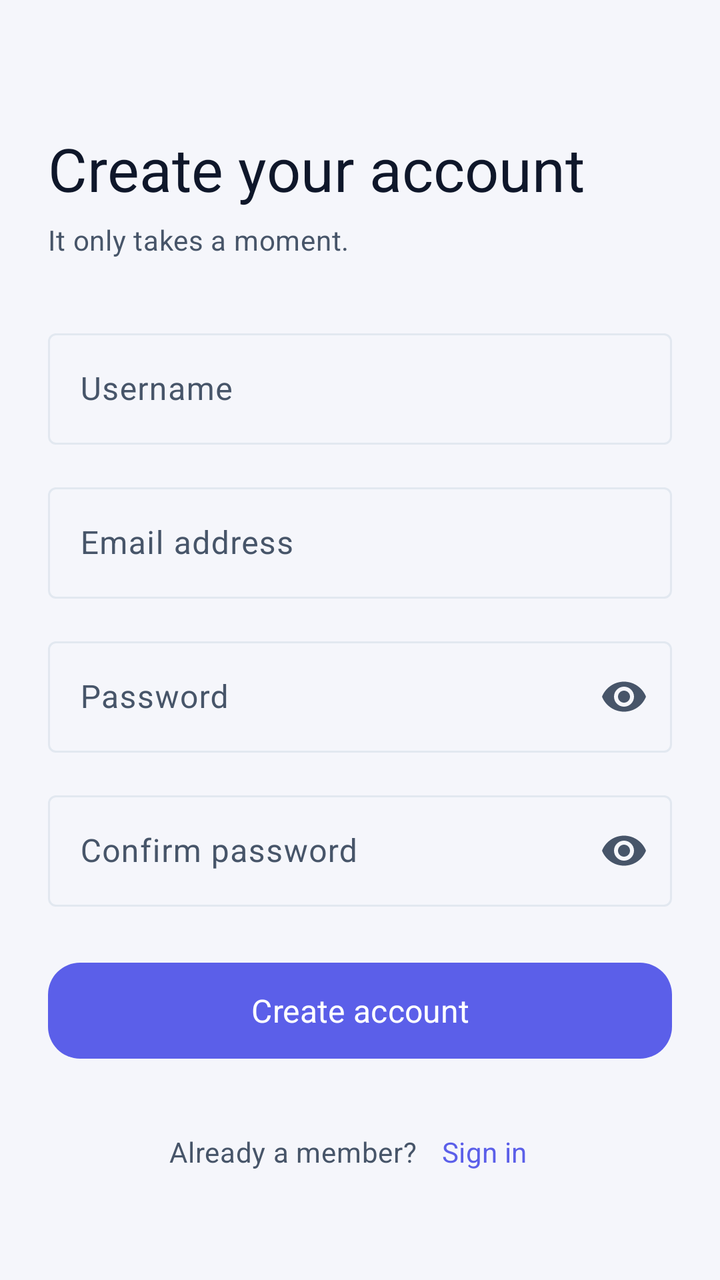
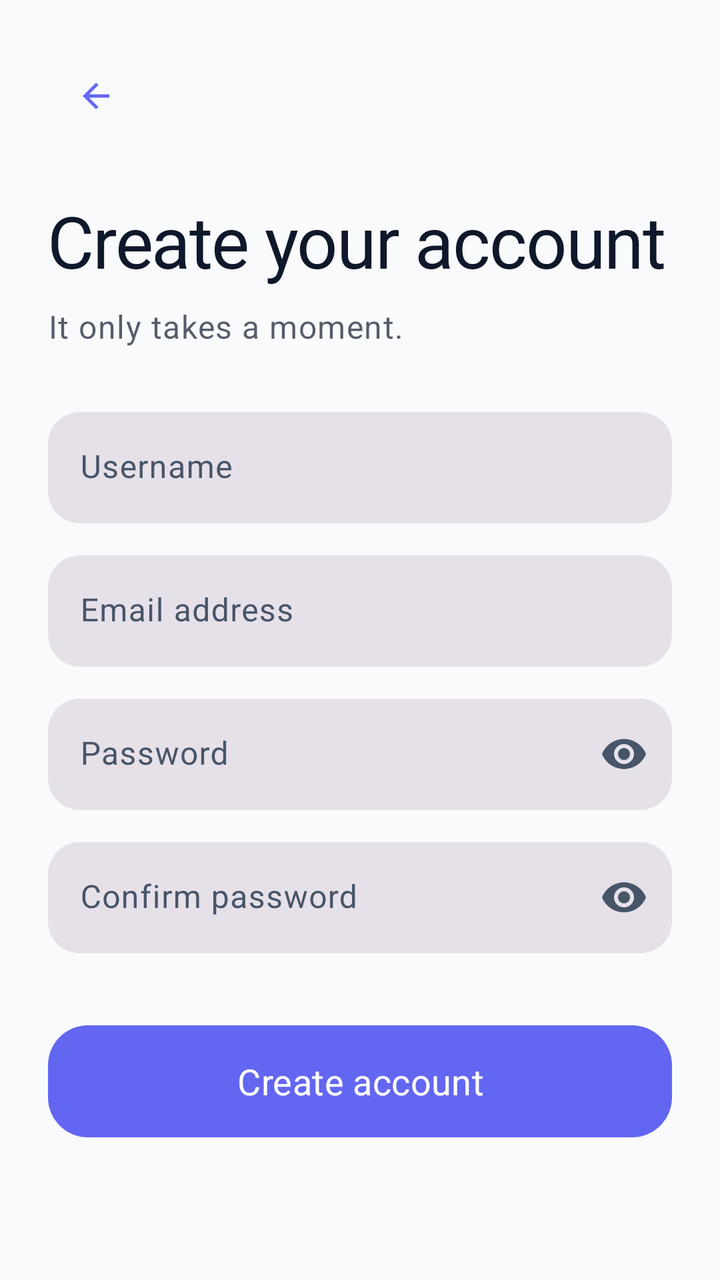

Screens rendered from an Android XML layout before and after an edit, with the pre-edit source and the edit as a unified diff.
<!-- AndroidManifest.xml: application theme Theme.MiniBookLibrary -->
<!-- res/layout/fragment_register.xml -->
<?xml version="1.0" encoding="utf-8"?>
<androidx.core.widget.NestedScrollView
    xmlns:android="http://schemas.android.com/apk/res/android"
    xmlns:app="http://schemas.android.com/apk/res-auto"
    android:layout_width="match_parent"
    android:layout_height="match_parent"
    android:background="?android:colorBackground"
    android:fillViewport="true">

    <androidx.constraintlayout.widget.ConstraintLayout
        android:layout_width="match_parent"
        android:layout_height="match_parent"
        android:padding="24dp">

        <TextView
            android:id="@+id/title"
            style="@style/TextAppearance.MiniBookLibrary.Display"
            android:layout_width="0dp"
            android:layout_height="wrap_content"
            android:layout_marginTop="40dp"
            android:text="@string/register_title"
            android:textSize="30sp"
            app:layout_constraintEnd_toEndOf="parent"
            app:layout_constraintStart_toStartOf="parent"
            app:layout_constraintTop_toTopOf="parent" />

        <TextView
            android:id="@+id/subtitle"
            style="@style/TextAppearance.MiniBookLibrary.Body"
            android:layout_width="0dp"
            android:layout_height="wrap_content"
            android:layout_marginTop="6dp"
            android:text="@string/register_subtitle"
            android:textColor="?android:textColorSecondary"
            app:layout_constraintEnd_toEndOf="parent"
            app:layout_constraintStart_toStartOf="parent"
            app:layout_constraintTop_toBottomOf="@id/title" />

        <com.google.android.material.textfield.TextInputLayout
            android:id="@+id/tilUsername"
            style="@style/Widget.Material3.TextInputLayout.OutlinedBox"
            android:layout_width="0dp"
            android:layout_height="wrap_content"
            android:layout_marginTop="32dp"
            android:hint="@string/hint_username"
            app:layout_constraintEnd_toEndOf="parent"
            app:layout_constraintStart_toStartOf="parent"
            app:layout_constraintTop_toBottomOf="@id/subtitle">

            <com.google.android.material.textfield.TextInputEditText
                android:id="@+id/inputUsername"
                android:layout_width="match_parent"
                android:layout_height="wrap_content"
                android:autofillHints="username"
                android:imeOptions="actionNext"
                android:inputType="text" />
        </com.google.android.material.textfield.TextInputLayout>

        <com.google.android.material.textfield.TextInputLayout
            android:id="@+id/tilEmail"
            style="@style/Widget.Material3.TextInputLayout.OutlinedBox"
            android:layout_width="0dp"
            android:layout_height="wrap_content"
            android:layout_marginTop="16dp"
            android:hint="@string/hint_email"
            app:layout_constraintEnd_toEndOf="parent"
            app:layout_constraintStart_toStartOf="parent"
            app:layout_constraintTop_toBottomOf="@id/tilUsername">

            <com.google.android.material.textfield.TextInputEditText
                android:id="@+id/inputEmail"
                android:layout_width="match_parent"
                android:layout_height="wrap_content"
                android:autofillHints="emailAddress"
                android:imeOptions="actionNext"
                android:inputType="textEmailAddress" />
        </com.google.android.material.textfield.TextInputLayout>

        <com.google.android.material.textfield.TextInputLayout
            android:id="@+id/tilPassword"
            style="@style/Widget.Material3.TextInputLayout.OutlinedBox"
            android:layout_width="0dp"
            android:layout_height="wrap_content"
            android:layout_marginTop="16dp"
            android:hint="@string/hint_password"
            app:endIconMode="password_toggle"
            app:layout_constraintEnd_toEndOf="parent"
            app:layout_constraintStart_toStartOf="parent"
            app:layout_constraintTop_toBottomOf="@id/tilEmail">

            <com.google.android.material.textfield.TextInputEditText
                android:id="@+id/inputPassword"
                android:layout_width="match_parent"
                android:layout_height="wrap_content"
                android:autofillHints="newPassword"
                android:imeOptions="actionNext"
                android:inputType="textPassword" />
        </com.google.android.material.textfield.TextInputLayout>

        <com.google.android.material.textfield.TextInputLayout
            android:id="@+id/tilConfirmPassword"
            style="@style/Widget.Material3.TextInputLayout.OutlinedBox"
            android:layout_width="0dp"
            android:layout_height="wrap_content"
            android:layout_marginTop="16dp"
            android:hint="@string/hint_confirm_password"
            app:endIconMode="password_toggle"
            app:layout_constraintEnd_toEndOf="parent"
            app:layout_constraintStart_toStartOf="parent"
            app:layout_constraintTop_toBottomOf="@id/tilPassword">

            <com.google.android.material.textfield.TextInputEditText
                android:id="@+id/inputConfirmPassword"
                android:layout_width="match_parent"
                android:layout_height="wrap_content"
                android:autofillHints="newPassword"
                android:imeOptions="actionDone"
                android:inputType="textPassword" />
        </com.google.android.material.textfield.TextInputLayout>

        <com.google.android.material.button.MaterialButton
            android:id="@+id/btnRegister"
            android:layout_width="0dp"
            android:layout_height="56dp"
            android:layout_marginTop="24dp"
            android:text="@string/register_button"
            android:textSize="16sp"
            app:cornerRadius="16dp"
            app:layout_constraintEnd_toEndOf="parent"
            app:layout_constraintStart_toStartOf="parent"
            app:layout_constraintTop_toBottomOf="@id/tilConfirmPassword" />

        <ProgressBar
            android:id="@+id/progress"
            android:layout_width="wrap_content"
            android:layout_height="wrap_content"
            android:layout_marginTop="16dp"
            android:visibility="gone"
            app:layout_constraintEnd_toEndOf="parent"
            app:layout_constraintStart_toStartOf="parent"
            app:layout_constraintTop_toBottomOf="@id/btnRegister" />

        <LinearLayout
            android:layout_width="wrap_content"
            android:layout_height="wrap_content"
            android:layout_marginBottom="16dp"
            android:gravity="center"
            android:orientation="horizontal"
            app:layout_constraintBottom_toBottomOf="parent"
            app:layout_constraintEnd_toEndOf="parent"
            app:layout_constraintStart_toStartOf="parent">

            <TextView
                style="@style/TextAppearance.MiniBookLibrary.Body"
                android:layout_width="wrap_content"
                android:layout_height="wrap_content"
                android:text="@string/register_have_account"
                android:textColor="?android:textColorSecondary" />

            <com.google.android.material.button.MaterialButton
                android:id="@+id/btnBackToLogin"
                style="@style/Widget.Material3.Button.TextButton"
                android:layout_width="wrap_content"
                android:layout_height="wrap_content"
                android:minWidth="0dp"
                android:text="@string/register_sign_in" />
        </LinearLayout>
    </androidx.constraintlayout.widget.ConstraintLayout>
</androidx.core.widget.NestedScrollView>
<!-- resources referenced by this layout -->
<resources>
  <string name="register_have_account">Already a member?</string>
  <string name="register_sign_in">Sign in</string>
  <style name="TextAppearance.MiniBookLibrary.Body" parent="TextAppearance.Material3.BodyMedium" />
  <style name="TextAppearance.MiniBookLibrary.Display" parent="TextAppearance.Material3.HeadlineSmall">
          <item name="android:fontFamily">sans-serif-medium</item>
          <item name="android:textColor">?android:textColorPrimary</item>
      </style>
  <style name="Theme.MiniBookLibrary" parent="Theme.Material3.DayNight.NoActionBar">
          <item name="colorPrimary">@color/brand_primary</item>
          <item name="colorOnPrimary">@color/white</item>
          <item name="colorPrimaryContainer">#E5E6FE</item>
          <item name="colorOnPrimaryContainer">@color/brand_primary_dark</item>
  
          <item name="colorSecondary">@color/brand_secondary</item>
          <item name="colorOnSecondary">@color/white</item>
          <item name="colorSecondaryContainer">#F2DCFB</item>
          <item name="colorOnSecondaryContainer">#3B0F65</item>
  
          <item name="colorTertiary">@color/brand_accent</item>
          <item name="colorOnTertiary">@color/white</item>
  
          <item name="colorError">@color/status_error</item>
          <item name="colorOnError">@color/white</item>
  
          <item name="android:colorBackground">@color/surface_dim</item>
          <item name="colorSurface">@color/surface_light</item>
          <item name="colorOnSurface">@color/text_primary_light</item>
          <item name="colorOnSurfaceVariant">@color/text_secondary_light</item>
          <item name="colorSurfaceVariant">@color/surface_subtle</item>
          <item name="colorOutline">@color/divider_light</item>
  
          <item name="android:statusBarColor" tools:targetApi="lollipop">@android:color/transparent</item>
          <item name="android:windowDrawsSystemBarBackgrounds" tools:targetApi="lollipop">true</item>
          <item name="android:navigationBarColor" tools:targetApi="lollipop">?attr/colorSurface</item>
          <item name="android:windowLightStatusBar" tools:targetApi="m">true</item>
          <item name="android:windowLightNavigationBar" tools:targetApi="o_mr1">true</item>
  
          <item name="android:fontFamily">sans-serif</item>
          <item name="android:textColorPrimary">@color/text_primary_light</item>
          <item name="android:textColorSecondary">@color/text_secondary_light</item>
  
          <item name="materialAlertDialogTheme">@style/AlertDialog.MiniBookLibrary</item>
      </style>
  <color name="brand_primary">#5B5FE9</color>
  <color name="brand_primary_dark">#3F44B8</color>
  <color name="brand_secondary">#B86DEC</color>
  <color name="brand_accent">#EC4FA0</color>
  <color name="surface_dim">#F5F6FB</color>
  <color name="surface_subtle">#EEF0F7</color>
  <style name="AlertDialog.MiniBookLibrary" parent="ThemeOverlay.Material3.MaterialAlertDialog">
          <item name="dialogCornerRadius">24dp</item>
      </style>
  <!-- unchanged entries left out for length: 13 -->
</resources>

<!-- the commit's change to res/layout/fragment_register.xml (unified diff, before → after) -->
@@ -2,6 +2,7 @@
 <androidx.core.widget.NestedScrollView
     xmlns:android="http://schemas.android.com/apk/res/android"
     xmlns:app="http://schemas.android.com/apk/res-auto"
+    xmlns:tools="http://schemas.android.com/tools"
     android:layout_width="match_parent"
     android:layout_height="match_parent"
     android:background="?android:colorBackground"
@@ -12,36 +13,53 @@
         android:layout_height="match_parent"
         android:padding="24dp">
 
+        <com.google.android.material.button.MaterialButton
+            android:id="@+id/btnBackToLogin"
+            style="@style/Widget.Material3.Button.IconButton"
+            android:layout_width="wrap_content"
+            android:layout_height="wrap_content"
+            app:icon="@drawable/ic_back"
+            app:layout_constraintStart_toStartOf="parent"
+            app:layout_constraintTop_toTopOf="parent" />
+
         <TextView
             android:id="@+id/title"
             style="@style/TextAppearance.MiniBookLibrary.Display"
             android:layout_width="0dp"
             android:layout_height="wrap_content"
-            android:layout_marginTop="40dp"
+            android:layout_marginTop="24dp"
             android:text="@string/register_title"
-            android:textSize="30sp"
+            android:textSize="36sp"
+            android:fontFamily="sans-serif-black"
             app:layout_constraintEnd_toEndOf="parent"
             app:layout_constraintStart_toStartOf="parent"
-            app:layout_constraintTop_toTopOf="parent" />
+            app:layout_constraintTop_toBottomOf="@id/btnBackToLogin" />
 
         <TextView
             android:id="@+id/subtitle"
             style="@style/TextAppearance.MiniBookLibrary.Body"
             android:layout_width="0dp"
             android:layout_height="wrap_content"
-            android:layout_marginTop="6dp"
+            android:layout_marginTop="8dp"
             android:text="@string/register_subtitle"
-            android:textColor="?android:textColorSecondary"
+            android:alpha="0.7"
+            android:textSize="16sp"
             app:layout_constraintEnd_toEndOf="parent"
             app:layout_constraintStart_toStartOf="parent"
             app:layout_constraintTop_toBottomOf="@id/title" />
 
         <com.google.android.material.textfield.TextInputLayout
             android:id="@+id/tilUsername"
-            style="@style/Widget.Material3.TextInputLayout.OutlinedBox"
+            style="@style/Widget.Material3.TextInputLayout.FilledBox"
             android:layout_width="0dp"
             android:layout_height="wrap_content"
             android:layout_marginTop="32dp"
+            app:boxCornerRadiusTopStart="16dp"
+            app:boxCornerRadiusTopEnd="16dp"
+            app:boxCornerRadiusBottomStart="16dp"
+            app:boxCornerRadiusBottomEnd="16dp"
+            app:boxStrokeWidth="0dp"
+            app:boxStrokeWidthFocused="0dp"
             android:hint="@string/hint_username"
             app:layout_constraintEnd_toEndOf="parent"
             app:layout_constraintStart_toStartOf="parent"
@@ -58,10 +76,16 @@
 
         <com.google.android.material.textfield.TextInputLayout
             android:id="@+id/tilEmail"
-            style="@style/Widget.Material3.TextInputLayout.OutlinedBox"
+            style="@style/Widget.Material3.TextInputLayout.FilledBox"
             android:layout_width="0dp"
             android:layout_height="wrap_content"
             android:layout_marginTop="16dp"
+            app:boxCornerRadiusTopStart="16dp"
+            app:boxCornerRadiusTopEnd="16dp"
+            app:boxCornerRadiusBottomStart="16dp"
+            app:boxCornerRadiusBottomEnd="16dp"
+            app:boxStrokeWidth="0dp"
+            app:boxStrokeWidthFocused="0dp"
             android:hint="@string/hint_email"
             app:layout_constraintEnd_toEndOf="parent"
             app:layout_constraintStart_toStartOf="parent"
@@ -78,10 +102,16 @@
 
         <com.google.android.material.textfield.TextInputLayout
             android:id="@+id/tilPassword"
-            style="@style/Widget.Material3.TextInputLayout.OutlinedBox"
+            style="@style/Widget.Material3.TextInputLayout.FilledBox"
             android:layout_width="0dp"
             android:layout_height="wrap_content"
             android:layout_marginTop="16dp"
+            app:boxCornerRadiusTopStart="16dp"
+            app:boxCornerRadiusTopEnd="16dp"
+            app:boxCornerRadiusBottomStart="16dp"
+            app:boxCornerRadiusBottomEnd="16dp"
+            app:boxStrokeWidth="0dp"
+            app:boxStrokeWidthFocused="0dp"
             android:hint="@string/hint_password"
             app:endIconMode="password_toggle"
             app:layout_constraintEnd_toEndOf="parent"
@@ -99,10 +129,16 @@
 
         <com.google.android.material.textfield.TextInputLayout
             android:id="@+id/tilConfirmPassword"
-            style="@style/Widget.Material3.TextInputLayout.OutlinedBox"
+            style="@style/Widget.Material3.TextInputLayout.FilledBox"
             android:layout_width="0dp"
             android:layout_height="wrap_content"
             android:layout_marginTop="16dp"
+            app:boxCornerRadiusTopStart="16dp"
+            app:boxCornerRadiusTopEnd="16dp"
+            app:boxCornerRadiusBottomStart="16dp"
+            app:boxCornerRadiusBottomEnd="16dp"
+            app:boxStrokeWidth="0dp"
+            app:boxStrokeWidthFocused="0dp"
             android:hint="@string/hint_confirm_password"
             app:endIconMode="password_toggle"
             app:layout_constraintEnd_toEndOf="parent"
@@ -120,12 +156,13 @@
 
         <com.google.android.material.button.MaterialButton
             android:id="@+id/btnRegister"
+            style="@style/Widget.Material3.Button"
             android:layout_width="0dp"
-            android:layout_height="56dp"
-            android:layout_marginTop="24dp"
+            android:layout_height="64dp"
+            android:layout_marginTop="32dp"
             android:text="@string/register_button"
-            android:textSize="16sp"
-            app:cornerRadius="16dp"
+            android:textSize="18sp"
+            app:cornerRadius="20dp"
             app:layout_constraintEnd_toEndOf="parent"
             app:layout_constraintStart_toStartOf="parent"
             app:layout_constraintTop_toBottomOf="@id/tilConfirmPassword" />
@@ -140,30 +177,5 @@
             app:layout_constraintStart_toStartOf="parent"
             app:layout_constraintTop_toBottomOf="@id/btnRegister" />
 
-        <LinearLayout
-            android:layout_width="wrap_content"
-            android:layout_height="wrap_content"
-            android:layout_marginBottom="16dp"
-            android:gravity="center"
-            android:orientation="horizontal"
-            app:layout_constraintBottom_toBottomOf="parent"
-            app:layout_constraintEnd_toEndOf="parent"
-            app:layout_constraintStart_toStartOf="parent">
-
-            <TextView
-                style="@style/TextAppearance.MiniBookLibrary.Body"
-                android:layout_width="wrap_content"
-                android:layout_height="wrap_content"
-                android:text="@string/register_have_account"
-                android:textColor="?android:textColorSecondary" />
-
-            <com.google.android.material.button.MaterialButton
-                android:id="@+id/btnBackToLogin"
-                style="@style/Widget.Material3.Button.TextButton"
-                android:layout_width="wrap_content"
-                android:layout_height="wrap_content"
-                android:minWidth="0dp"
-                android:text="@string/register_sign_in" />
-        </LinearLayout>
     </androidx.constraintlayout.widget.ConstraintLayout>
 </androidx.core.widget.NestedScrollView>
<!-- resource entries referenced after the edit -->
@@ -1,22 +1,34 @@
 <!-- resources referenced by this layout -->
 <resources>
-  <string name="register_have_account">Already a member?</string>
-  <string name="register_sign_in">Sign in</string>
-  <style name="TextAppearance.MiniBookLibrary.Body" parent="TextAppearance.Material3.BodyMedium" />
-  <style name="TextAppearance.MiniBookLibrary.Display" parent="TextAppearance.Material3.HeadlineSmall">
-          <item name="android:fontFamily">sans-serif-medium</item>
-          <item name="android:textColor">?android:textColorPrimary</item>
+  <!-- drawable ic_back (drawable) -->
+  <vector xmlns:android="http://schemas.android.com/apk/res/android"
+      android:width="24dp"
+      android:height="24dp"
+      android:viewportWidth="24"
+      android:viewportHeight="24"
+      android:tint="?attr/colorOnSurface">
+      <path
+          android:fillColor="@android:color/white"
+          android:pathData="M20,11H7.83l5.59,-5.59L12,4l-8,8l8,8l1.41,-1.41L7.83,13H20V11z" />
+  </vector>
+  <style name="TextAppearance.MiniBookLibrary.Body" parent="TextAppearance.Material3.BodyLarge">
+          <item name="android:textColor">?attr/colorOnSurface</item>
+      </style>
+  <style name="TextAppearance.MiniBookLibrary.Display" parent="TextAppearance.Material3.HeadlineMedium">
+          <item name="android:fontFamily">sans-serif-black</item>
+          <item name="android:textColor">?attr/colorOnSurface</item>
+          <item name="android:letterSpacing">-0.02</item>
       </style>
   <style name="Theme.MiniBookLibrary" parent="Theme.Material3.DayNight.NoActionBar">
           <item name="colorPrimary">@color/brand_primary</item>
           <item name="colorOnPrimary">@color/white</item>
-          <item name="colorPrimaryContainer">#E5E6FE</item>
+          <item name="colorPrimaryContainer">@color/brand_primary_light</item>
           <item name="colorOnPrimaryContainer">@color/brand_primary_dark</item>
   
           <item name="colorSecondary">@color/brand_secondary</item>
           <item name="colorOnSecondary">@color/white</item>
-          <item name="colorSecondaryContainer">#F2DCFB</item>
-          <item name="colorOnSecondaryContainer">#3B0F65</item>
+          <item name="colorSecondaryContainer">#F3E8FF</item>
+          <item name="colorOnSecondaryContainer">#581C87</item>
   
           <item name="colorTertiary">@color/brand_accent</item>
           <item name="colorOnTertiary">@color/white</item>
@@ -42,15 +54,26 @@
           <item name="android:textColorSecondary">@color/text_secondary_light</item>
   
           <item name="materialAlertDialogTheme">@style/AlertDialog.MiniBookLibrary</item>
+          
+          
+          <item name="shapeAppearanceMediumComponent">@style/ShapeAppearance.MiniBookLibrary.Medium</item>
+          <item name="shapeAppearanceLargeComponent">@style/ShapeAppearance.MiniBookLibrary.Large</item>
       </style>
-  <color name="brand_primary">#5B5FE9</color>
-  <color name="brand_primary_dark">#3F44B8</color>
-  <color name="brand_secondary">#B86DEC</color>
-  <color name="brand_accent">#EC4FA0</color>
-  <color name="surface_dim">#F5F6FB</color>
-  <color name="surface_subtle">#EEF0F7</color>
+  <color name="brand_primary">#6366F1</color>
+  <color name="brand_primary_light">#EEF2FF</color>
+  <color name="brand_primary_dark">#4338CA</color>
+  <color name="brand_secondary">#A855F7</color>
+  <color name="brand_accent">#F43F5E</color>
+  <color name="surface_dim">#F8FAFC</color>
+  <color name="surface_subtle">#F1F5F9</color>
   <style name="AlertDialog.MiniBookLibrary" parent="ThemeOverlay.Material3.MaterialAlertDialog">
-          <item name="dialogCornerRadius">24dp</item>
+          <item name="dialogCornerRadius">28dp</item>
+      </style>
+  <style name="ShapeAppearance.MiniBookLibrary.Medium" parent="ShapeAppearance.Material3.MediumComponent">
+          <item name="cornerSize">20dp</item>
+      </style>
+  <style name="ShapeAppearance.MiniBookLibrary.Large" parent="ShapeAppearance.Material3.LargeComponent">
+          <item name="cornerSize">28dp</item>
       </style>
   <!-- unchanged entries left out for length: 13 -->
 </resources>
